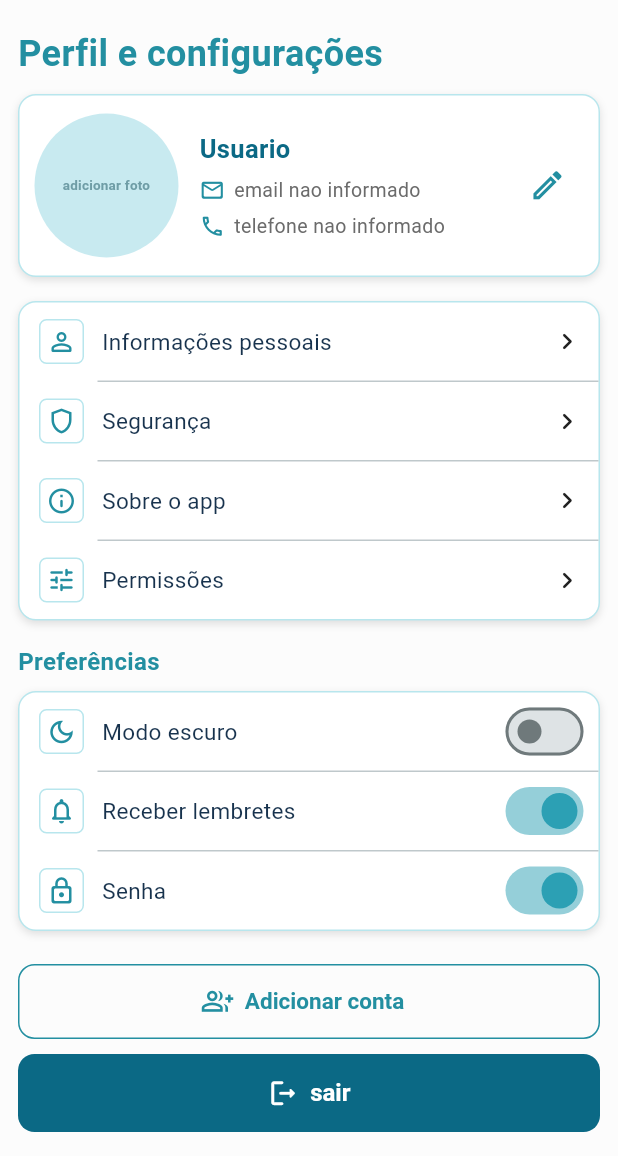
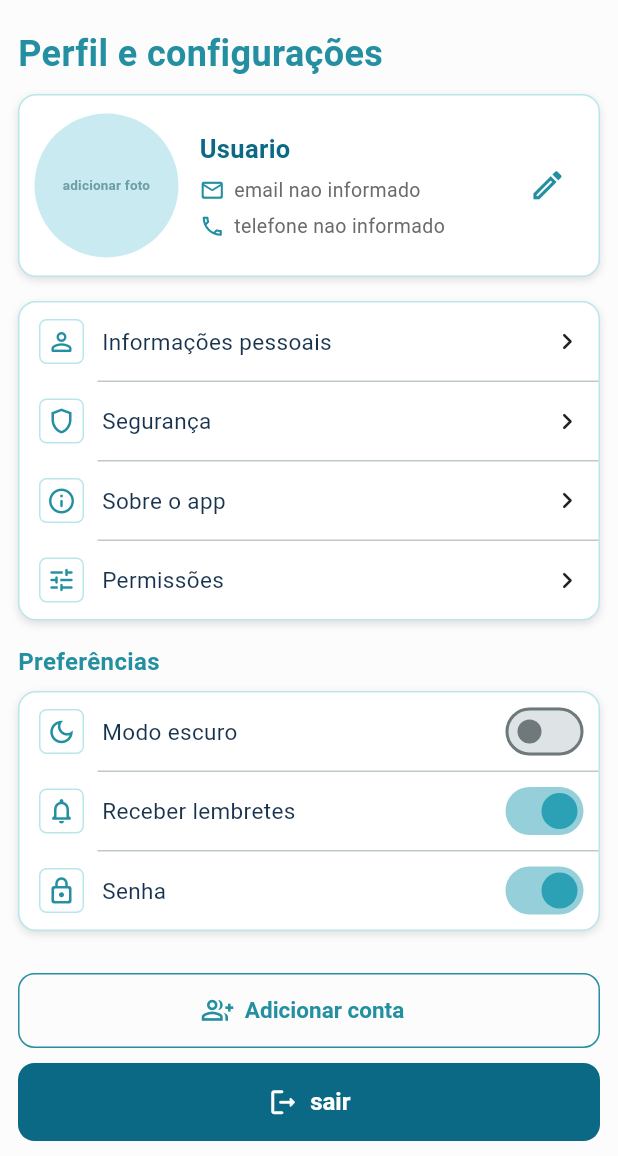
Before and after one commit to CaioOlliveira/Ello_TCC, a Flutter app: the PerfilPage screen opened by its route, on a phone screen of 412 x 824 dp, the part 80-1236 px from its top. Run offline on Flutter 3.47's test engine with Material 3 defaults, Android fonts, the phone set to English and light mode, and no system bars; our stand-ins replace dio, flutter_riverpod, go_router, image_picker.

Commit message:
Corrige mesmo bug de padding duplicado (IntrinsicHeight+Spacer) no Perfil e adiciona animacoes de entrada
Co-Authored-By: Claude Sonnet 5 <noreply@anthropic.com>

```diff
--- a/mobile/lib/features/perfil/presentation/perfil_page.dart
+++ b/mobile/lib/features/perfil/presentation/perfil_page.dart
@@ -8,6 +8,7 @@ import 'package:image_picker/image_picker.dart';
 
 import '../../../app/providers.dart';
 import '../../../core/api/api_exception.dart';
+import '../../../shared/widgets/staggered_entry.dart';
 
 class PerfilPage extends ConsumerWidget {
   const PerfilPage({super.key});
@@ -25,20 +26,15 @@ class PerfilPage extends ConsumerWidget {
       body: AnnotatedRegion<SystemUiOverlayStyle>(
         value: SystemUiOverlayStyle.dark,
         child: SafeArea(
-          child: LayoutBuilder(
-            builder: (context, constraints) {
-              return SingleChildScrollView(
-                padding: const EdgeInsets.fromLTRB(12, 12, 12, 16),
-                child: ConstrainedBox(
-                  constraints: BoxConstraints(
-                    minHeight:
-                        (constraints.maxHeight - 28).clamp(0, double.infinity),
-                  ),
-                  child: IntrinsicHeight(
+          child: SingleChildScrollView(
+            padding: const EdgeInsets.fromLTRB(12, 12, 12, 24),
             child: Column(
               crossAxisAlignment: CrossAxisAlignment.stretch,
               children: [
-                        _PerfilHeader(onBack: () => context.go(backRoute)),
+                StaggeredEntry(
+                  index: 0,
+                  child: _PerfilHeader(onBack: () => context.go(backRoute)),
+                ),
                 const SizedBox(height: 12),
                 const Text(
                   'Perfil e configurações',
@@ -49,12 +45,15 @@ class PerfilPage extends ConsumerWidget {
                   ),
                 ),
                 const SizedBox(height: 10),
-                        _UsuarioCard(
+                StaggeredEntry(
+                  index: 1,
+                  child: _UsuarioCard(
                     usuario: usuario,
                     onEdit: () => context.go(editRoute),
                   ),
+                ),
                 const SizedBox(height: 16),
-                        const _MenuCard(),
+                const StaggeredEntry(index: 2, child: _MenuCard()),
                 const SizedBox(height: 16),
                 const Text(
                   'Preferências',
@@ -65,14 +64,15 @@ class PerfilPage extends ConsumerWidget {
                   ),
                 ),
                 const SizedBox(height: 8),
-                        const _PreferenciasCard(),
-                        const Spacer(),
-                        SizedBox(
+                const StaggeredEntry(index: 3, child: _PreferenciasCard()),
+                const SizedBox(height: 28),
+                StaggeredEntry(
+                  index: 4,
+                  child: SizedBox(
                     height: 50,
                     child: OutlinedButton.icon(
                       onPressed: () {},
-                            icon:
-                                const Icon(Icons.group_add_outlined, size: 21),
+                      icon: const Icon(Icons.group_add_outlined, size: 21),
                       label: const Text('Adicionar conta'),
                       style: OutlinedButton.styleFrom(
                         foregroundColor: const Color(0xFF238FA1),
@@ -87,15 +87,16 @@ class PerfilPage extends ConsumerWidget {
                       ),
                     ),
                   ),
+                ),
                 const SizedBox(height: 10),
-                        SizedBox(
+                StaggeredEntry(
+                  index: 5,
+                  child: SizedBox(
                     height: 52,
                     child: FilledButton.icon(
                       onPressed: () {
-                              ref.read(authSessionProvider.notifier).state =
-                                  null;
-                              ref.read(selectedIdosoProvider.notifier).state =
-                                  null;
+                        ref.read(authSessionProvider.notifier).state = null;
+                        ref.read(selectedIdosoProvider.notifier).state = null;
                         context.go('/login');
                       },
                       icon: const Icon(Icons.logout_rounded, size: 21),
@@ -113,12 +114,9 @@ class PerfilPage extends ConsumerWidget {
                       ),
                     ),
                   ),
+                ),
               ],
             ),
-                  ),
-                ),
-              );
-            },
           ),
         ),
       ),
```
Lines whose indentation alone changed are shown as unchanged.
